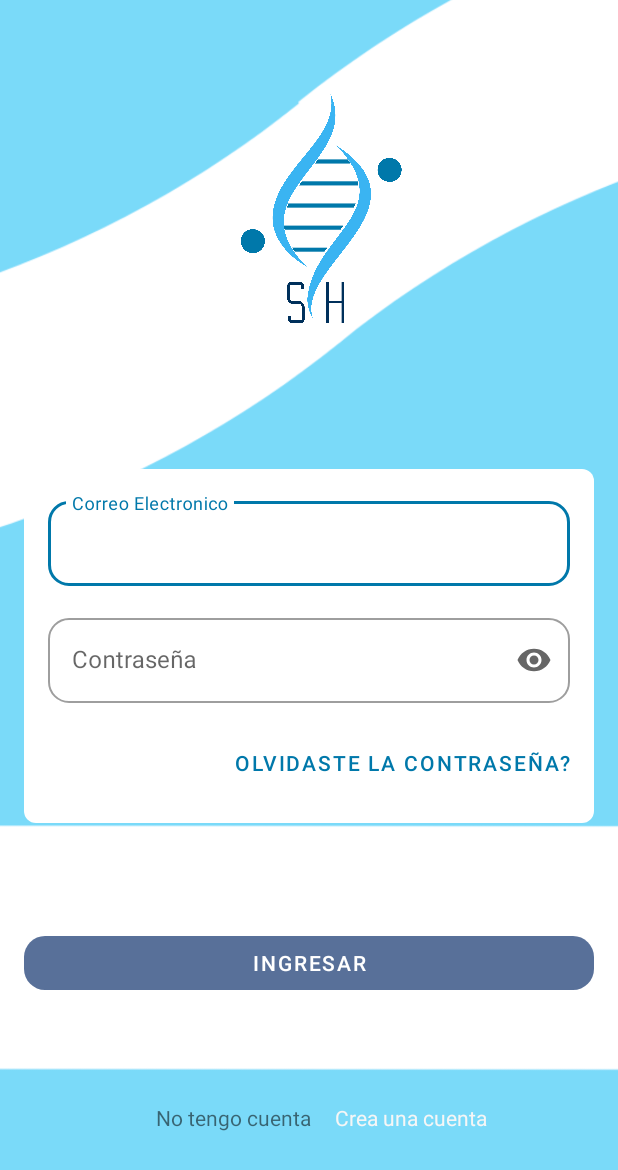
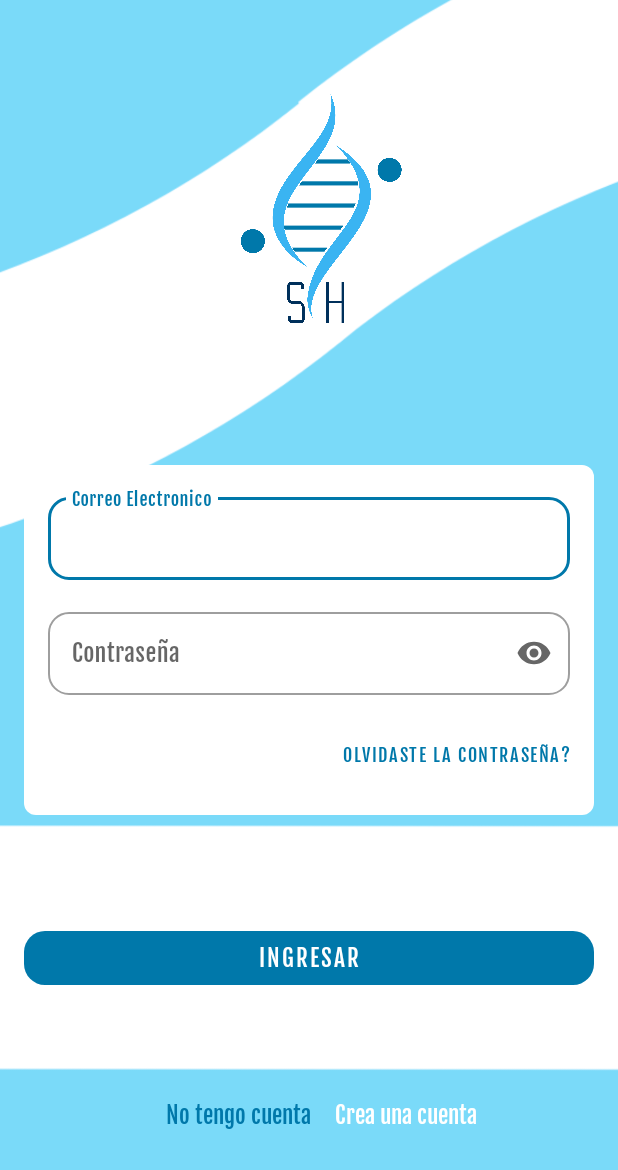
Before and after one commit to DonJuan222/SmartHealth, an Android app: the LoginFragment screen opened directly, with no data from a screen before it, on a phone screen of 412 x 824 dp. Shown: the top 1170 px of the screen. Run offline under Robolectric (Android 15) with nearby library versions, the phone set to English and light mode, and no system bars.

Commit message:
Logo, tma de colores, fondo de app

```diff
--- a/app/src/main/res/layout/fragment_login.xml
+++ b/app/src/main/res/layout/fragment_login.xml
@@ -74,6 +74,7 @@
                 android:layout_marginVertical="@dimen/default_margin"
                 style="@style/Widget.MaterialComponents.Button.TextButton"
                 android:text="@string/login_forgot_password"
+                android:textSize="12dp"
                 android:padding="0dp"/>
 
 
@@ -90,10 +91,10 @@
         app:layout_constraintStart_toStartOf="parent"
         android:layout_marginHorizontal="@dimen/default_margin"
         app:layout_constraintTop_toBottomOf="@id/fragment_login_card"
+        android:textSize="@dimen/medium_font"
         app:layout_constraintBottom_toTopOf="@id/fragment_login_label_1"
-
         android:text="@string/button_login_label"
-        app:backgroundTint="@color/primaryVariant"/>
+        app:backgroundTint="@color/primary"/>
 
     <com.google.android.material.textview.MaterialTextView
         android:id="@+id/fragment_login_label_1"
@@ -105,6 +106,8 @@
         app:layout_constraintBottom_toBottomOf="parent"
         android:text="@string/login_label1"
         app:layout_constraintHorizontal_chainStyle="packed"
+        android:textColor="@color/primary"
+        android:textSize="@dimen/medium_font"
         android:layout_marginHorizontal="@dimen/default_margin"/>
 
     <com.google.android.material.textview.MaterialTextView
@@ -117,7 +120,8 @@
         app:layout_constraintBottom_toBottomOf="@id/fragment_login_label_1"
         android:layout_marginVertical="@dimen/default_margin"
         android:text="@string/login_signup_label"
-        android:textColor="@color/secondaryText"/>
+        android:textSize="@dimen/medium_font"
+        android:textColor="@color/white"/>
 
 
 </androidx.constraintlayout.widget.ConstraintLayout>
--- a/app/src/main/res/values/dimens.xml
+++ b/app/src/main/res/values/dimens.xml
@@ -4,8 +4,9 @@
     <dimen name="big_margin">35dp</dimen>
     <dimen name="default_margin">16dp</dimen>
     <dimen name="card_elevation">8dp</dimen>
-    <dimen name="small_margin">8dp</dimen>
+    <dimen name="small_margin">4dp</dimen>
     <dimen name="cornerSize">14dp</dimen>
     <dimen name="cornerSize_md">8dp</dimen>
     <dimen name="cornerSize_lg">4dp</dimen>
+    <dimen name="medium_font">15dp</dimen>
 </resources>
--- a/app/src/main/res/values/themes.xml
+++ b/app/src/main/res/values/themes.xml
@@ -2,6 +2,7 @@
     <!-- Base application theme. -->
     <style name="Theme.Project002" parent="Theme.MaterialComponents.DayNight.DarkActionBar">
         <!-- Primary brand color. -->
+        <item name="fontFamily">@font/fjalla_one</item>
         <item name="colorPrimary">@color/primary</item>
         <item name="colorPrimaryVariant">@color/primaryVariant</item>
         <item name="colorOnPrimary">@color/white</item>
```
Also changed, not shown: app/src/main/res/font/fjalla_one.ttf (added).
